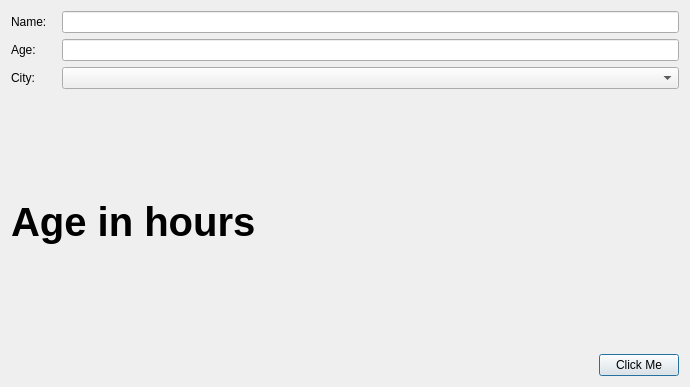
First picture: the form in dialog.ui, repository ottokuegerl/wpl_qt, before the edit.
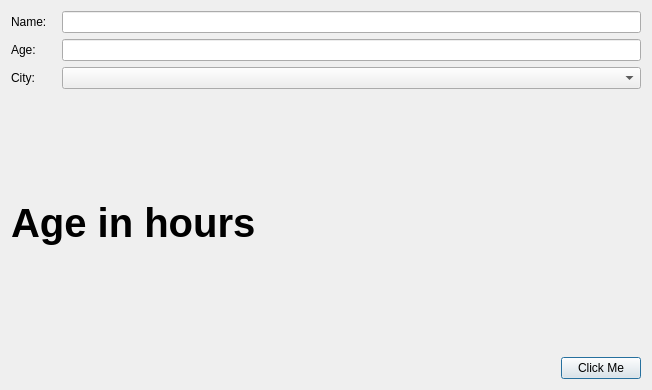
Second picture: the form after the edit. Icons and pictures are not drawn.

What changed in the file:
```diff
--- a/dialog.ui
+++ b/dialog.ui
@@ -6,8 +6,8 @@
    <rect>
     <x>0</x>
     <y>0</y>
-    <width>690</width>
-    <height>387</height>
+    <width>652</width>
+    <height>390</height>
    </rect>
   </property>
   <property name="windowTitle">
```
Left out of the diff: 5 changed lines with no effect on the pictures.
